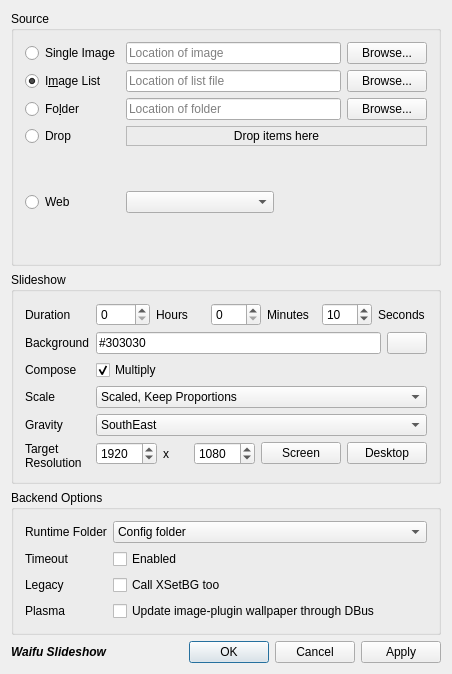
First picture: the form in mainwindow.ui, repository Spencerx/qt314wall, before the edit.
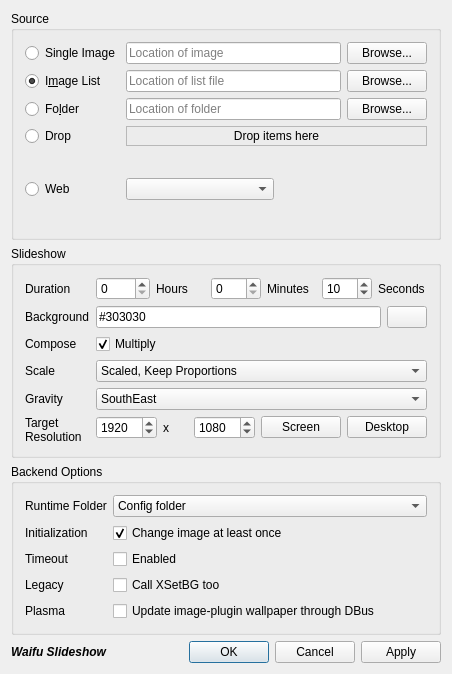
Second picture: the form after the edit. Icons and pictures are not drawn.

Commit message:
main,mainwindow: include option for changing on init
Sometimes its nice to let plasma manage the desktop on startup.  Allows
us to prevent qt314wall from changing wallpapers when run without having
feed it dud data in the drop file section or remove its startup file.

Defaults to on.

Diff of the .ui file:
```diff
--- a/mainwindow.ui
+++ b/mainwindow.ui
@@ -440,14 +440,14 @@
         </property>
        </widget>
       </item>
-      <item row="1" column="0">
+      <item row="2" column="0">
        <widget class="QLabel" name="label_4">
         <property name="text">
          <string>Timeout</string>
         </property>
        </widget>
       </item>
-      <item row="1" column="1">
+      <item row="2" column="1">
        <widget class="QCheckBox" name="running">
         <property name="toolTip">
          <string>&lt;html&gt;&lt;head/&gt;&lt;body&gt;&lt;p&gt;Having this disabled is equivalent to &amp;quot;on first run only&amp;quot;.&lt;/p&gt;&lt;p&gt;With daily logins, equivalent to 1 wallpaper/day.&lt;/p&gt;&lt;/body&gt;&lt;/html&gt;</string>
@@ -485,34 +485,51 @@
         </item>
        </widget>
       </item>
-      <item row="2" column="1">
+      <item row="3" column="1">
        <widget class="QCheckBox" name="xsetbg">
         <property name="text">
          <string>Call XSetBG too</string>
         </property>
        </widget>
       </item>
-      <item row="2" column="0">
+      <item row="3" column="0">
        <widget class="QLabel" name="label_15">
         <property name="text">
          <string>Legacy</string>
         </property>
        </widget>
       </item>
-      <item row="3" column="0">
+      <item row="4" column="0">
        <widget class="QLabel" name="label_16">
         <property name="text">
          <string>Plasma</string>
         </property>
        </widget>
       </item>
-      <item row="3" column="1">
+      <item row="4" column="1">
        <widget class="QCheckBox" name="plasmaDBus">
         <property name="text">
          <string>Update image-plugin wallpaper through DBus</string>
         </property>
        </widget>
       </item>
+      <item row="1" column="1">
+       <widget class="QCheckBox" name="initOnce">
+        <property name="text">
+         <string>Change image at least once</string>
+        </property>
+        <property name="checked">
+         <bool>true</bool>
+        </property>
+       </widget>
+      </item>
+      <item row="1" column="0">
+       <widget class="QLabel" name="label_17">
+        <property name="text">
+         <string>Initialization</string>
+        </property>
+       </widget>
+      </item>
      </layout>
     </widget>
    </item>
```
The commit also changes 3 other files.
